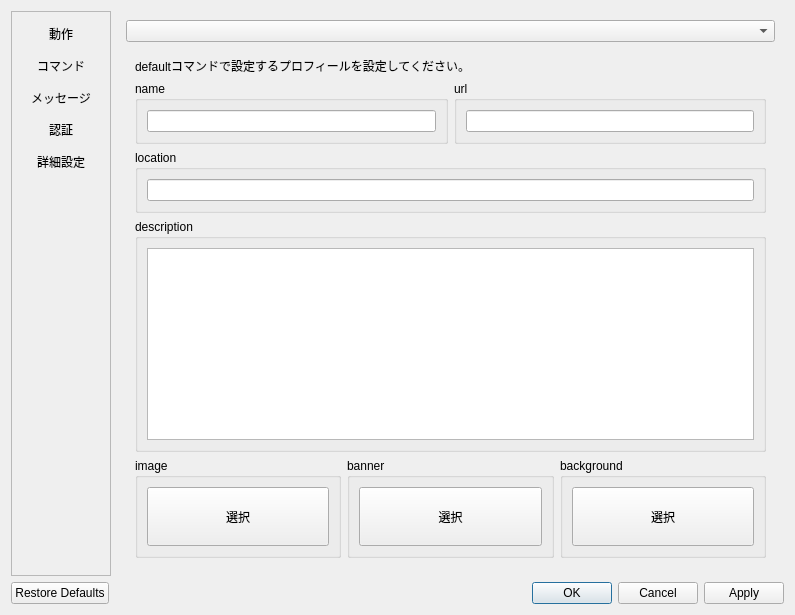
This is preferencesdialog.ui in embicoin/update_name_Qt as Qt 5 draws it before an edit. The edited form follows.
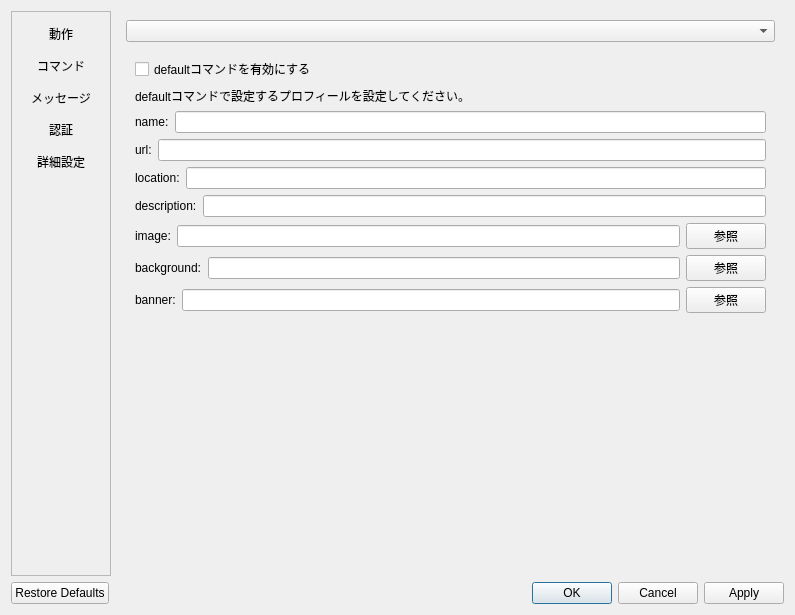
This is the edited form. The open tabs and pages were chosen to show the change.

Commit message: defaultコマンドの追加

What changed in the file:
```diff
--- a/preferencesdialog.ui
+++ b/preferencesdialog.ui
@@ -446,6 +446,13 @@
            </widget>
            <widget class="QWidget" name="page_21">
             <layout class="QVBoxLayout" name="verticalLayout_6">
+             <item>
+              <widget class="QCheckBox" name="enabledDefaultCommand">
+               <property name="text">
+                <string>defaultコマンドを有効にする</string>
+               </property>
+              </widget>
+             </item>
              <item>
               <widget class="QLabel" name="label">
                <property name="sizePolicy">
@@ -459,141 +466,154 @@
                </property>
               </widget>
              </item>
+             <item>
+              <layout class="QHBoxLayout" name="horizontalLayout_8">
+               <item>
+                <widget class="QLabel" name="label_24">
+                 <property name="text">
+                  <string>name:</string>
+                 </property>
+                </widget>
+               </item>
+               <item>
+                <widget class="QLineEdit" name="defaultNameLine">
+                 <property name="maxLength">
+                  <number>20</number>
+                 </property>
+                </widget>
+               </item>
+              </layout>
+             </item>
+             <item>
+              <layout class="QHBoxLayout" name="horizontalLayout_9">
+               <item>
+                <widget class="QLabel" name="label_27">
+                 <property name="text">
+                  <string>url:</string>
+                 </property>
+                </widget>
+               </item>
+               <item>
+                <widget class="QLineEdit" name="defaultUrlLine">
+                 <property name="maxLength">
+                  <number>100</number>
+                 </property>
+                </widget>
+               </item>
+              </layout>
+             </item>
              <item>
               <layout class="QHBoxLayout" name="horizontalLayout_6">
                <item>
-                <widget class="QGroupBox" name="groupBox_3">
-                 <property name="title">
-                  <string>name</string>
+                <widget class="QLabel" name="label_28">
+                 <property name="text">
+                  <string>location:</string>
                  </property>
-                 <layout class="QVBoxLayout" name="verticalLayout_46">
-                  <item>
-                   <widget class="QLineEdit" name="defaultNameLine"/>
-                  </item>
-                 </layout>
                 </widget>
                </item>
                <item>
-                <widget class="QGroupBox" name="groupBox_23">
-                 <property name="title">
-                  <string>url</string>
+                <widget class="QLineEdit" name="defaultLocationLine">
+                 <property name="maxLength">
+                  <number>30</number>
                  </property>
-                 <layout class="QHBoxLayout" name="horizontalLayout_7">
-                  <item>
-                   <widget class="QLineEdit" name="defaultUrlLine"/>
-                  </item>
-                 </layout>
                 </widget>
                </item>
               </layout>
              </item>
              <item>
-              <widget class="QGroupBox" name="groupBox_26">
-               <property name="title">
-                <string>location</string>
-               </property>
-               <layout class="QVBoxLayout" name="verticalLayout_49">
-                <item>
-                 <widget class="QLineEdit" name="defaultLocationLine"/>
-                </item>
-               </layout>
-              </widget>
-             </item>
-             <item>
-              <widget class="QGroupBox" name="groupBox_25">
-               <property name="title">
-                <string>description</string>
-               </property>
-               <layout class="QVBoxLayout" name="verticalLayout_48">
-                <item>
-                 <widget class="QPlainTextEdit" name="defaultDescriptionText">
-                  <property name="sizePolicy">
-                   <sizepolicy hsizetype="Expanding" vsizetype="Fixed">
-                    <horstretch>0</horstretch>
-                    <verstretch>0</verstretch>
-                   </sizepolicy>
-                  </property>
-                 </widget>
-                </item>
-               </layout>
-              </widget>
+              <layout class="QHBoxLayout" name="horizontalLayout_7">
+               <item>
+                <widget class="QLabel" name="label_29">
+                 <property name="text">
+                  <string>description:</string>
+                 </property>
+                </widget>
+               </item>
+               <item>
+                <widget class="QLineEdit" name="defaultDescriptionLine">
+                 <property name="maxLength">
+                  <number>160</number>
+                 </property>
+                </widget>
+               </item>
+              </layout>
              </item>
              <item>
               <layout class="QHBoxLayout" name="horizontalLayout_2">
                <item>
-                <widget class="QGroupBox" name="groupBox">
-                 <property name="title">
-                  <string>image</string>
+                <widget class="QLabel" name="label_30">
+                 <property name="text">
+                  <string>image:</string>
                  </property>
-                 <layout class="QHBoxLayout" name="horizontalLayout_3">
-                  <item>
-                   <widget class="QPushButton" name="defaultImageButton">
-                    <property name="sizePolicy">
-                     <sizepolicy hsizetype="Minimum" vsizetype="Expanding">
-                      <horstretch>0</horstretch>
-                      <verstretch>0</verstretch>
-                     </sizepolicy>
-                    </property>
-                    <property name="baseSize">
-                     <size>
-                      <width>0</width>
-                      <height>0</height>
-                     </size>
-                    </property>
-                    <property name="text">
-                     <string>選択</string>
-                    </property>
-                   </widget>
-                  </item>
-                 </layout>
                 </widget>
                </item>
                <item>
-                <widget class="QGroupBox" name="groupBox_2">
-                 <property name="title">
-                  <string>banner</string>
+                <widget class="QLineEdit" name="defaultImageLine"/>
+               </item>
+               <item>
+                <widget class="QPushButton" name="selectDefaultImageButton">
+                 <property name="text">
+                  <string>参照</string>
                  </property>
-                 <layout class="QVBoxLayout" name="verticalLayout_45">
-                  <item>
-                   <widget class="QPushButton" name="defaultBannerButton">
-                    <property name="sizePolicy">
-                     <sizepolicy hsizetype="Minimum" vsizetype="Expanding">
-                      <horstretch>0</horstretch>
-                      <verstretch>0</verstretch>
-                     </sizepolicy>
-                    </property>
-                    <property name="text">
-                     <string>選択</string>
-                    </property>
-                   </widget>
-                  </item>
-                 </layout>
                 </widget>
                </item>
+              </layout>
+             </item>
+             <item>
+              <layout class="QHBoxLayout" name="horizontalLayout_3">
                <item>
-                <widget class="QGroupBox" name="groupBox_24">
-                 <property name="title">
-                  <string>background</string>
+                <widget class="QLabel" name="label_31">
+                 <property name="text">
+                  <string>background:</string>
                  </property>
-                 <layout class="QVBoxLayout" name="verticalLayout_47">
-                  <item>
-                   <widget class="QPushButton" name="defaultBackgroundButton">
-                    <property name="sizePolicy">
-                     <sizepolicy hsizetype="Minimum" vsizetype="Expanding">
-                      <horstretch>0</horstretch>
-                      <verstretch>0</verstretch>
-                     </sizepolicy>
-                    </property>
-                    <property name="text">
-                     <string>選択</string>
-                    </property>
-                   </widget>
-                  </item>
-                 </layout>
                 </widget>
                </item>
+               <item>
+                <widget class="QLineEdit" name="defaultBackgroundLine"/>
+               </item>
+               <item>
+                <widget class="QPushButton" name="selectDefaultBackgroundButton">
+                 <property name="text">
+                  <string>参照</string>
+                 </property>
+                </widget>
+               </item>
               </layout>
              </item>
+             <item>
+              <layout class="QHBoxLayout" name="horizontalLayout_10">
+               <item>
+                <widget class="QLabel" name="label_32">
+                 <property name="text">
+                  <string>banner:</string>
+                 </property>
+                </widget>
+               </item>
+               <item>
+                <widget class="QLineEdit" name="defaultBannerLine"/>
+               </item>
+               <item>
+                <widget class="QPushButton" name="selectDefaultBannerButton">
+                 <property name="text">
+                  <string>参照</string>
+                 </property>
+                </widget>
+               </item>
+              </layout>
+             </item>
+             <item>
+              <spacer name="verticalSpacer_12">
+               <property name="orientation">
+                <enum>Qt::Vertical</enum>
+               </property>
+               <property name="sizeHint" stdset="0">
+                <size>
+                 <width>20</width>
+                 <height>40</height>
+                </size>
+               </property>
+              </spacer>
+             </item>
             </layout>
            </widget>
           </widget>
```
Left out of the diff: 2 changed lines with no effect on the pictures. The commit also changes 3 other files.
